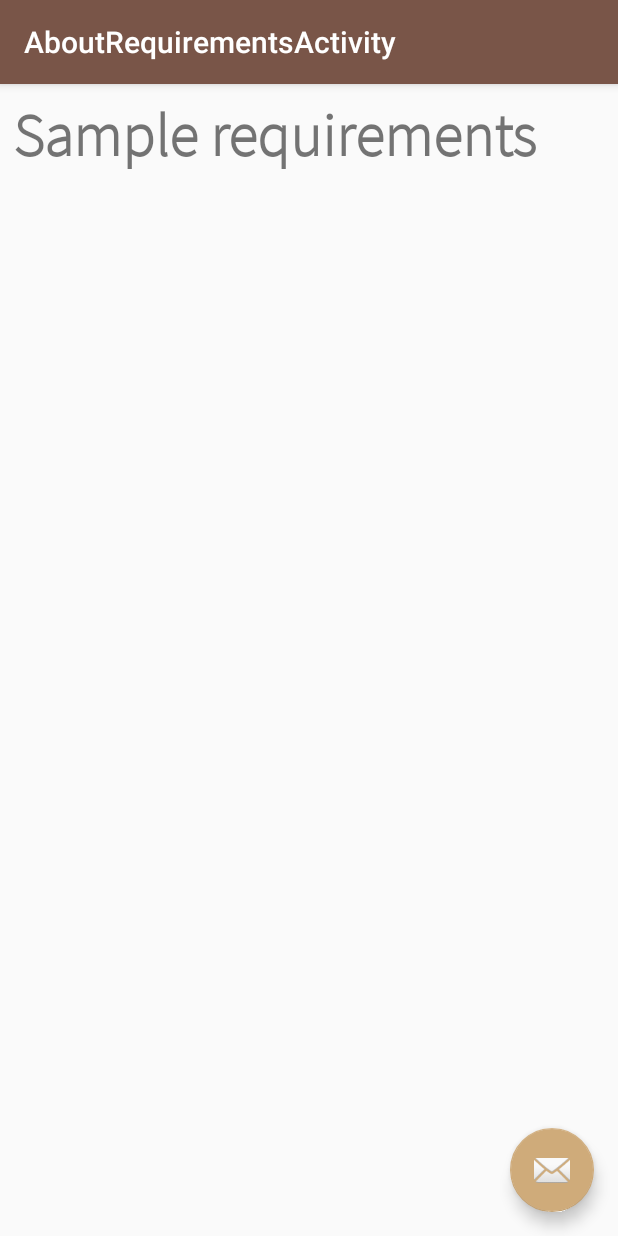
After one commit to Renzojrp/DOgIT-Android, an Android app: the AboutRequirementsActivity screen opened directly, with no data from a screen before it, on a phone screen of 412 x 824 dp. The commit adds this screen. Run offline under Robolectric (Android 15) with nearby library versions, the phone set to English and light mode, and no system bars.

Commit message:
Requirements

```diff
--- a/app/src/main/AndroidManifest.xml
+++ b/app/src/main/AndroidManifest.xml
@@ -57,6 +57,7 @@
             android:theme="@style/AppTheme.NoActionBar">
             <intent-filter>
                 <action android:name="android.intent.action.MAIN" />
+
                 <category android:name="android.intent.category.LAUNCHER" />
             </intent-filter>
         </activity>
@@ -80,6 +81,10 @@
         <activity
             android:name=".activities.AddMyPublicationActivity"
             android:label="@string/title_activity_add_my_publication"
+            android:theme="@style/AppTheme.NoActionBar" />
+        <activity
+            android:name=".activities.AboutRequirementsActivity"
+            android:label="@string/title_activity_about_requirements"
             android:theme="@style/AppTheme.NoActionBar"></activity>
     </application>
 
--- /dev/null
+++ b/app/src/main/java/pe/com/dogit/activities/AboutRequirementsActivity.java
@@ -0,0 +1,31 @@
+package pe.com.dogit.activities;
+
+import android.os.Bundle;
+import android.support.design.widget.FloatingActionButton;
+import android.support.design.widget.Snackbar;
+import android.support.v7.app.AppCompatActivity;
+import android.support.v7.widget.Toolbar;
+import android.view.View;
+
+import pe.com.dogit.R;
+
+public class AboutRequirementsActivity extends AppCompatActivity {
+
+    @Override
+    protected void onCreate(Bundle savedInstanceState) {
+        super.onCreate(savedInstanceState);
+        setContentView(R.layout.activity_about_requirements);
+        Toolbar toolbar = (Toolbar) findViewById(R.id.toolbar);
+        setSupportActionBar(toolbar);
+
+        FloatingActionButton fab = (FloatingActionButton) findViewById(R.id.fab);
+        fab.setOnClickListener(new View.OnClickListener() {
+            @Override
+            public void onClick(View view) {
+                Snackbar.make(view, "Replace with your own action", Snackbar.LENGTH_LONG)
+                        .setAction("Action", null).show();
+            }
+        });
+    }
+
+}
--- /dev/null
+++ b/app/src/main/res/layout/activity_about_requirements.xml
@@ -0,0 +1,33 @@
+<?xml version="1.0" encoding="utf-8"?>
+<android.support.design.widget.CoordinatorLayout xmlns:android="http://schemas.android.com/apk/res/android"
+    xmlns:app="http://schemas.android.com/apk/res-auto"
+    xmlns:tools="http://schemas.android.com/tools"
+    android:layout_width="match_parent"
+    android:layout_height="match_parent"
+    tools:context=".activities.AboutRequirementsActivity">
+
+    <android.support.design.widget.AppBarLayout
+        android:layout_width="match_parent"
+        android:layout_height="wrap_content"
+        android:theme="@style/AppTheme.AppBarOverlay">
+
+        <android.support.v7.widget.Toolbar
+            android:id="@+id/toolbar"
+            android:layout_width="match_parent"
+            android:layout_height="?attr/actionBarSize"
+            android:background="?attr/colorPrimary"
+            app:popupTheme="@style/AppTheme.PopupOverlay" />
+
+    </android.support.design.widget.AppBarLayout>
+
+    <include layout="@layout/content_about_requirements" />
+
+    <android.support.design.widget.FloatingActionButton
+        android:id="@+id/fab"
+        android:layout_width="wrap_content"
+        android:layout_height="wrap_content"
+        android:layout_gravity="bottom|end"
+        android:layout_margin="@dimen/fab_margin"
+        app:srcCompat="@android:drawable/ic_dialog_email" />
+
+</android.support.design.widget.CoordinatorLayout>
--- /dev/null
+++ b/app/src/main/res/layout/content_about_requirements.xml
@@ -0,0 +1,27 @@
+<?xml version="1.0" encoding="utf-8"?>
+<android.support.constraint.ConstraintLayout xmlns:android="http://schemas.android.com/apk/res/android"
+    xmlns:app="http://schemas.android.com/apk/res-auto"
+    xmlns:tools="http://schemas.android.com/tools"
+    android:layout_width="match_parent"
+    android:layout_height="match_parent"
+    app:layout_behavior="@string/appbar_scrolling_view_behavior"
+    tools:context=".activities.AboutRequirementsActivity"
+    tools:showIn="@layout/activity_about_requirements">
+
+    <TextView
+        android:id="@+id/nameTextView"
+        android:layout_width="wrap_content"
+        android:layout_height="wrap_content"
+        android:layout_margin="8dp"
+        android:layout_marginTop="16dp"
+        android:fontFamily="@font/sourcesansprolight"
+        android:gravity="center"
+        android:text="@string/sample_requirements"
+        android:textSize="40sp"
+        android:textStyle="bold"
+        app:layout_constraintEnd_toEndOf="parent"
+        app:layout_constraintHorizontal_bias="0.0"
+        app:layout_constraintStart_toStartOf="parent"
+        app:layout_constraintTop_toTopOf="parent" />
+
+</android.support.constraint.ConstraintLayout>
--- a/app/src/main/res/menu/activity_drawer.xml
+++ b/app/src/main/res/menu/activity_drawer.xml
@@ -17,6 +17,10 @@
             android:icon="@drawable/ic_public_black_24dp"
             android:title="@string/nav_option_my_publication" />
         <item
+            android:id="@+id/nav_adoption"
+            android:icon="@drawable/ic_favorite_black_24dp"
+            android:title="@string/nav_option_adoption" />
+        <item
             android:id="@+id/nav_event"
             android:icon="@drawable/ic_event_black_24dp"
             android:title="@string/nav_option_event" />
--- a/app/src/main/res/values/strings.xml
+++ b/app/src/main/res/values/strings.xml
@@ -141,6 +141,7 @@
     <string name="sample_publication" translatable="false">Sample publication</string>
     <string name="sample_rescue_date" translatable="false">Sample rescue date</string>
     <string name="sample_pet" translatable="false">Sample pet</string>
+    <string name="sample_requirements" translatable="false">Sample requirements</string>
 
 
     <string name="title_activity_splash">SplashActivity</string>
@@ -151,5 +152,11 @@
     <string name="error_go_add_pet">You must have registered pets</string>
     <string name="mail_not_exist">There are no registered users with email</string>
     <string name="mail_send">Your password has been sent</string>
+    <string name="title_activity_about_requirements">AboutRequirementsActivity</string>
+
+    <string name="nav_option_adoption">Adoption</string>
+
+    <!-- TODO: Remove or change this placeholder text -->
+    <string name="hello_blank_fragment">Hello blank fragment</string>
 
 </resources>
```
Also changed, not shown: app/src/main/java/pe/com/dogit/activities/AboutMyPublicationActivity.java (+7 -0 lines), app/src/main/java/pe/com/dogit/activities/MainActivity.java (+7 -1 lines), app/src/main/java/pe/com/dogit/fragments/PublicationFragment.java (added, +30 -0 lines), app/src/main/res/drawable/ic_favorite_black_24dp.xml (added, +9 -0 lines), app/src/main/res/layout/activity_about_my_publication.xml (+7 -3 lines), app/src/main/res/layout/fragment_publication.xml (added, +14 -0 lines), 3 other files.
